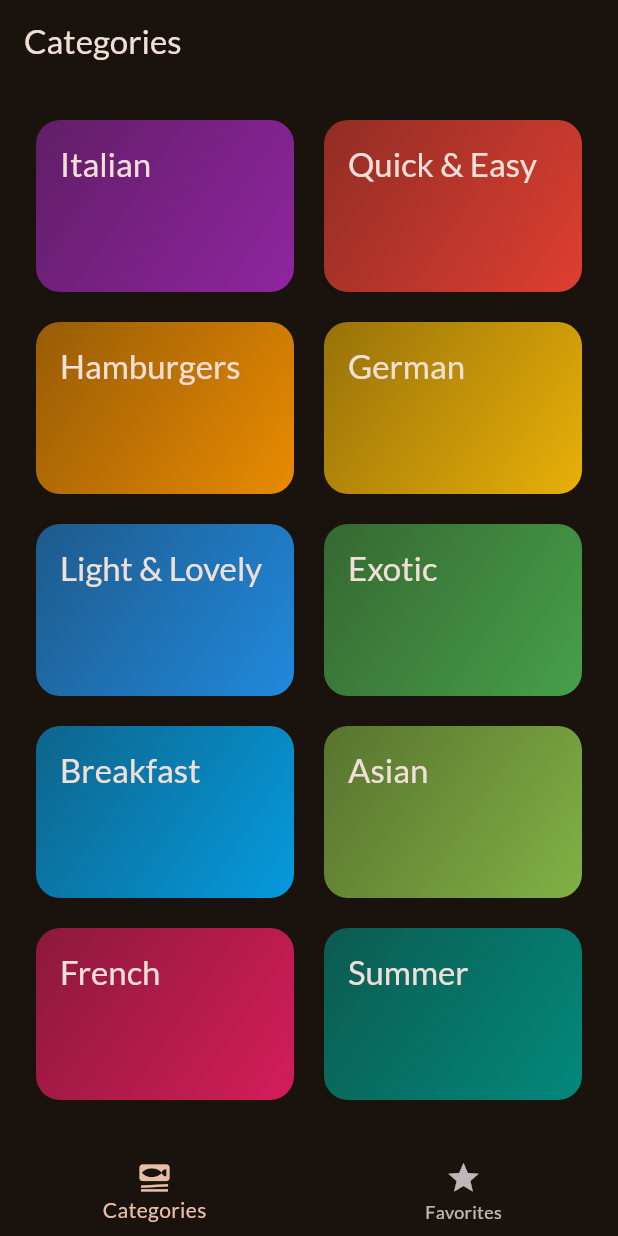
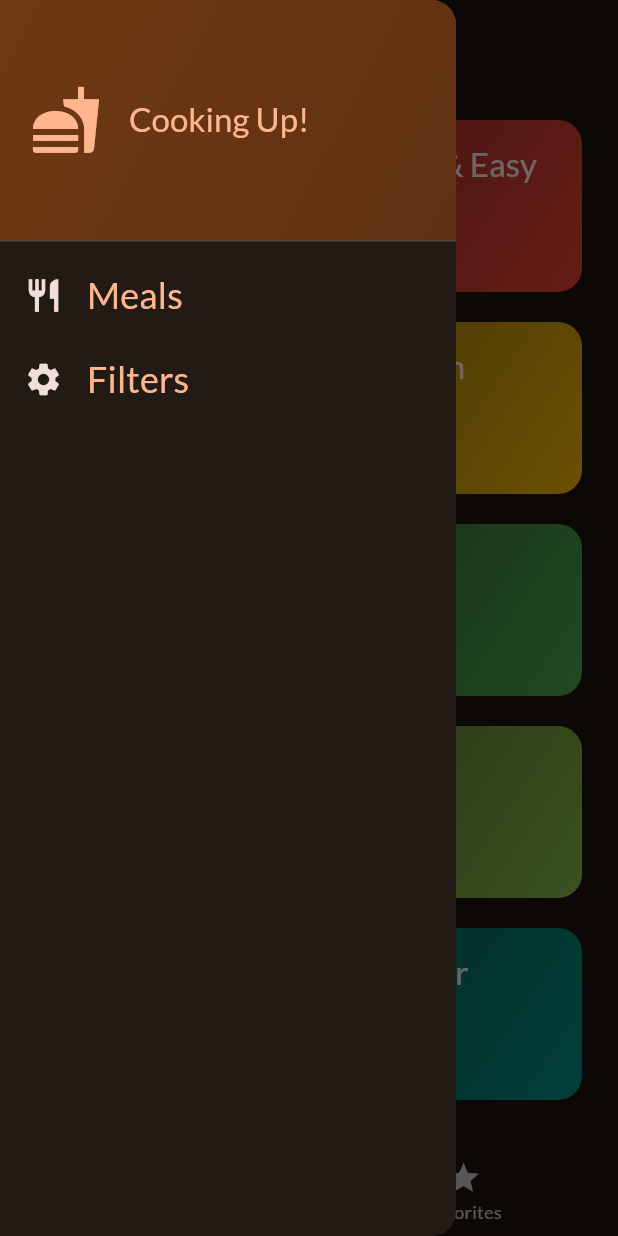
Before and after one commit to Mano-2/meals_app, a Flutter app: the screen it shows after launch, with the side drawer open (before the commit the screen has no drawer), on a phone screen of 412 x 824 dp. Run offline on Flutter 3.47's test engine with Material 2 defaults, Android fonts, the phone set to English and light mode, and no system bars; our stand-ins replace google_fonts, transparent_image.

Commit message:
section 8 finished

```diff
--- a/meals_app/lib/screens/categories.dart
+++ b/meals_app/lib/screens/categories.dart
@@ -8,10 +8,14 @@ import '../models/meal.dart';
 
 class CategoriesScreen extends StatelessWidget {
   final void Function(Meal meal) onToggleFavorite;
-  const CategoriesScreen({super.key, required this.onToggleFavorite});
+  final List<Meal> availableMeals;
+  const CategoriesScreen(
+      {super.key,
+      required this.onToggleFavorite,
+      required this.availableMeals});
 
   void _selectCategory(BuildContext context, Category category) {
-    final filteredMeals = dummyMeals
+    final filteredMeals = availableMeals
         .where((meal) => meal.categories.contains(category.id))
         .toList();
     //Navigator.push(context, route); same thing
--- a/meals_app/lib/screens/meal_details.dart
+++ b/meals_app/lib/screens/meal_details.dart
@@ -19,7 +19,7 @@ class MealDetailsScreen extends StatelessWidget {
               onPressed: () {
                 onToggleFavorite(meal);
               },
-              icon: Icon(Icons.star))
+              icon: const Icon(Icons.star))
         ],
       ),
       body: SingleChildScrollView(
--- a/meals_app/lib/screens/tabs.dart
+++ b/meals_app/lib/screens/tabs.dart
@@ -1,8 +1,18 @@
 import 'package:flutter/material.dart';
+import 'package:meals_app/data/dummy_data.dart';
 import 'package:meals_app/screens/categories.dart';
+import 'package:meals_app/screens/filters.dart';
 import 'package:meals_app/screens/meals.dart';
+import 'package:meals_app/widgets/main_drawer.dart';
 
 import '../models/meal.dart';
+
+const kInitialFilters = {
+  Filter.glutenFree: false,
+  Filter.lactoseFree: false,
+  Filter.vegetarian: false,
+  Filter.vegan: false
+};
 
 class TabsScreen extends StatefulWidget {
   const TabsScreen({super.key});
@@ -14,6 +24,7 @@ class TabsScreen extends StatefulWidget {
 class _TabsScreenState extends State<TabsScreen> {
   int _selectedPageIndex = 0;
   final List<Meal> _favoriteMeals = [];
+  Map<Filter, bool> _selectedFilters = kInitialFilters;
 
   void _showInfoMessage(String message) {
     ScaffoldMessenger.of(context).clearSnackBars();
@@ -42,10 +53,42 @@ class _TabsScreenState extends State<TabsScreen> {
     });
   }
 
+  void _setScreen(String identifier) async {
+    Navigator.of(context).pop();
+    if (identifier == 'filters') {
+      final result = await Navigator.of(context).push<Map<Filter, bool>>(
+        MaterialPageRoute(
+          builder: (context) => FiltersScreen(
+            currentFilters: _selectedFilters,
+          ),
+        ),
+      );
+      setState(() {
+        _selectedFilters = result ?? kInitialFilters;
+      });
+    }
+  }
+
   @override
   Widget build(BuildContext context) {
+    final availableMeals = dummyMeals.where((meal) {
+      if (_selectedFilters[Filter.glutenFree]! && !meal.isGlutenFree) {
+        return false;
+      }
+      if (_selectedFilters[Filter.lactoseFree]! && !meal.isLactoseFree) {
+        return false;
+      }
+      if (_selectedFilters[Filter.vegetarian]! && !meal.isVegetarian) {
+        return false;
+      }
+      if (_selectedFilters[Filter.vegan]! && !meal.isVegan) {
+        return false;
+      }
+      return true;
+    }).toList();
     Widget activePage = CategoriesScreen(
       onToggleFavorite: _toggleMealFavoriteStatus,
+      availableMeals: availableMeals,
     );
     var activePageTitle = 'Categories';
 
@@ -60,6 +103,7 @@ class _TabsScreenState extends State<TabsScreen> {
       appBar: AppBar(
         title: Text(activePageTitle),
       ),
+      drawer: MainDrawer(onSelectedScreen: _setScreen),
       body: activePage,
       bottomNavigationBar: BottomNavigationBar(
         items: const [
--- /dev/null
+++ b/meals_app/lib/widgets/main_drawer.dart
@@ -0,0 +1,66 @@
+import 'package:flutter/material.dart';
+
+class MainDrawer extends StatelessWidget {
+  const MainDrawer({super.key, required this.onSelectedScreen});
+
+  final void Function(String identifier) onSelectedScreen;
+  @override
+  Widget build(BuildContext context) {
+    return Drawer(
+      child: Column(children: [
+        DrawerHeader(
+            padding: const EdgeInsets.all(20),
+            decoration: BoxDecoration(
+                gradient: LinearGradient(colors: [
+              Theme.of(context).colorScheme.primaryContainer,
+              Theme.of(context).colorScheme.primaryContainer.withOpacity(0.8)
+            ], begin: Alignment.topLeft, end: Alignment.bottomRight)),
+            child: Row(
+              children: [
+                Icon(
+                  Icons.fastfood,
+                  size: 48,
+                  color: Theme.of(context).colorScheme.primary,
+                ),
+                const SizedBox(
+                  width: 18,
+                ),
+                Text('Cooking Up!',
+                    style: Theme.of(context).textTheme.titleLarge!.copyWith(
+                        color: Theme.of(context).colorScheme.primary)),
+              ],
+            )),
+        ListTile(
+          leading: Icon(
+            Icons.restaurant,
+            size: 26,
+            color: Theme.of(context).colorScheme.onBackground,
+          ),
+          title: Text(
+            'Meals',
+            style: Theme.of(context).textTheme.titleSmall!.copyWith(
+                color: Theme.of(context).colorScheme.primary, fontSize: 24),
+          ),
+          onTap: () {
+            onSelectedScreen('meals');
+          },
+        ),
+        ListTile(
+          leading: Icon(
+            Icons.settings,
+            size: 26,
+            color: Theme.of(context).colorScheme.onBackground,
+          ),
+          title: Text(
+            'Filters',
+            style: Theme.of(context).textTheme.titleSmall!.copyWith(
+                color: Theme.of(context).colorScheme.primary, fontSize: 24),
+          ),
+          onTap: () {
+            onSelectedScreen('filters');
+          },
+        )
+      ]),
+    );
+  }
+}
```
Also changed, not shown: meals_app/lib/screens/filters.dart (added, +138 -0 lines).
